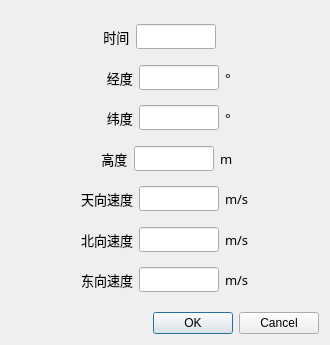
The window that dialog_para_platform.ui (cedricxs/RadarSimulator) describes before a commit, drawn with Qt 5.
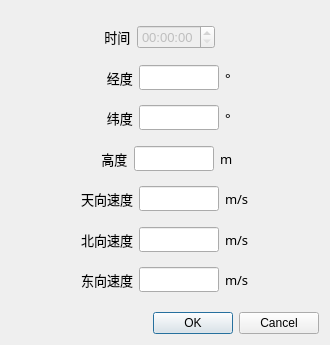
The same window after the commit. Icons and pictures are not drawn.

Diff of the .ui file:
```diff
--- a/dialog_para_platform.ui
+++ b/dialog_para_platform.ui
@@ -52,20 +52,17 @@
          </widget>
         </item>
         <item>
-         <widget class="QLineEdit" name="lineEdit_27">
-          <property name="maximumSize">
-           <size>
-            <width>80</width>
-            <height>16777215</height>
-           </size>
+         <widget class="QTimeEdit" name="timeEdit">
+          <property name="enabled">
+           <bool>false</bool>
           </property>
           <property name="font">
            <font>
-            <family>黑体</family>
+            <pointsize>10</pointsize>
            </font>
           </property>
-          <property name="readOnly">
-           <bool>false</bool>
+          <property name="displayFormat">
+           <string>hh:mm:ss</string>
           </property>
          </widget>
         </item>
```
